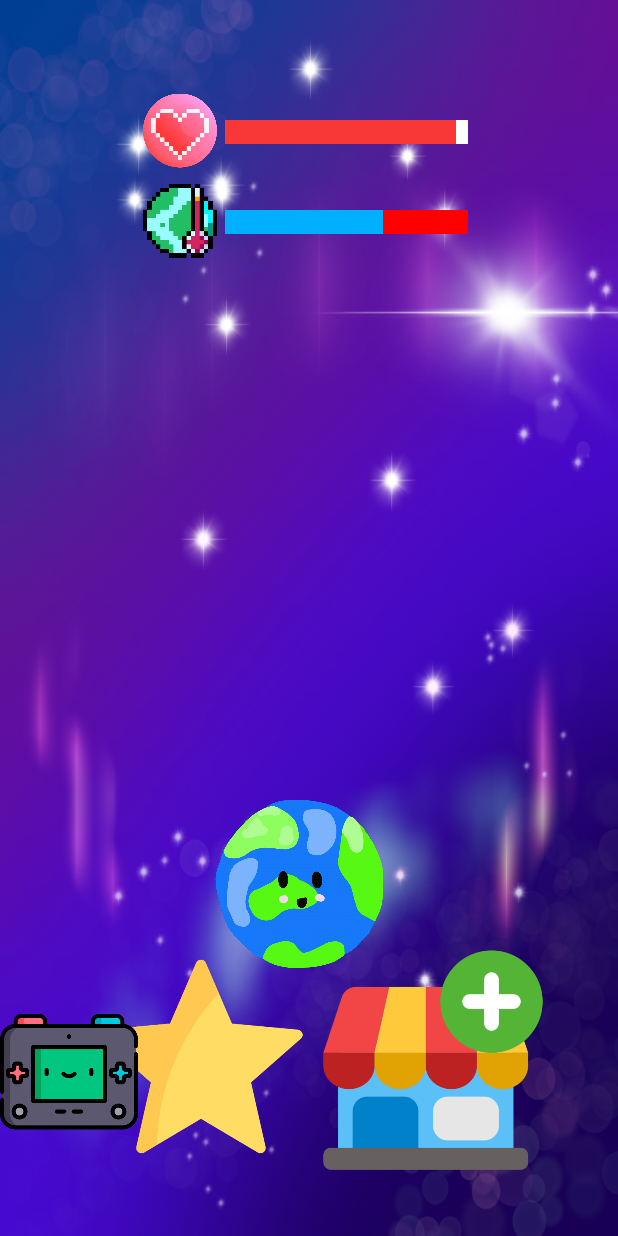
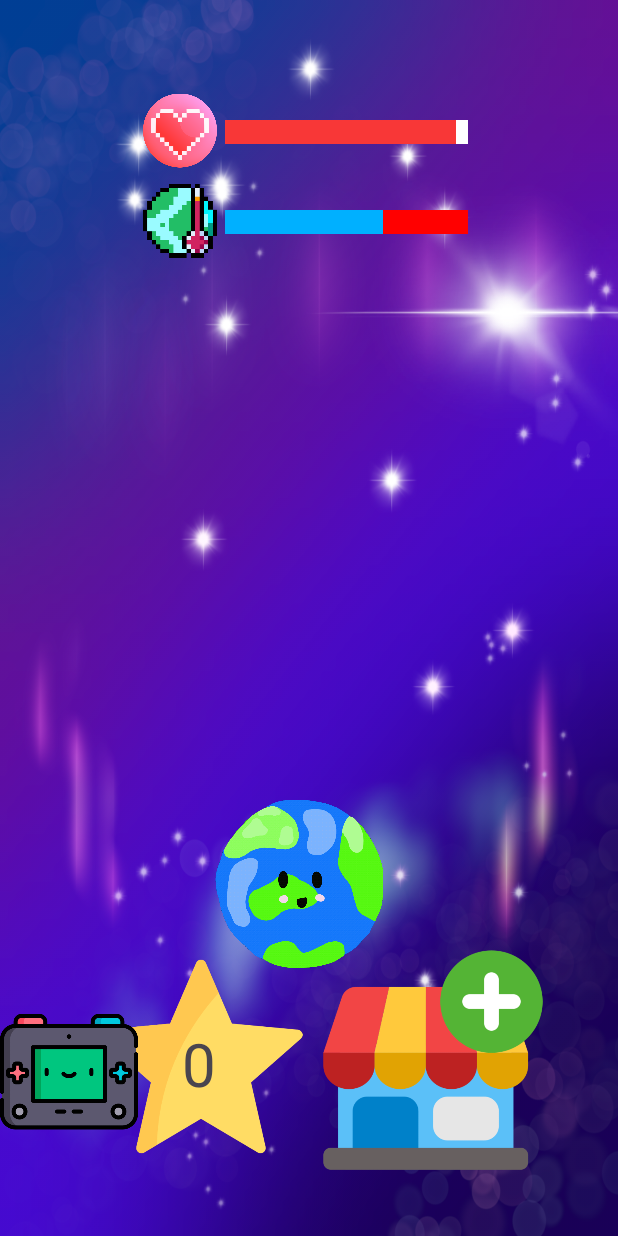
Before and after one commit to PatrickStarkmann/PlanetTamagotchi, an Android app: the screen it shows after launch (MainActivity), on a phone screen of 412 x 824 dp. Run offline under Robolectric (Android 15) with nearby library versions, the phone set to English and light mode, and no system bars; Roboto replaces fonts that are not available here.

Commit message:
25.5 Stern Counter, resetet allerdings noch nachdem man den shop öffnet :/

```diff
--- a/app/src/main/java/com/example/planettamagotchi/MainActivity.java
+++ b/app/src/main/java/com/example/planettamagotchi/MainActivity.java
@@ -5,6 +5,7 @@ import android.os.Bundle;
 import android.view.View;
 import android.widget.ImageView;
 import android.widget.ProgressBar;
+import android.widget.TextView;
 
 import androidx.activity.EdgeToEdge;
 import androidx.appcompat.app.AppCompatActivity;
@@ -12,12 +13,19 @@ import androidx.core.graphics.Insets;
 import androidx.core.view.ViewCompat;
 import androidx.core.view.WindowInsetsCompat;
 
+import java.text.BreakIterator;
+
 public class MainActivity extends AppCompatActivity {
+    public TextView sternCounter;
     // private ProgressBar progressBar;
     private HealthBar healthBar;
     private Klima klima;
     // Oli Shop
     private ImageView shopImageView;
+
+    //zum speichern des Stern Wertes
+    private int sternCount = 0;
+
     @Override
     protected void onCreate(Bundle savedInstanceState) {
         super.onCreate(savedInstanceState);
@@ -30,10 +38,10 @@ public class MainActivity extends AppCompatActivity {
         });
 
 
-        // Stern im Hintergrund erstellen, VORLÄUFIG. RandomTimer zum einfügen folgt.
+        // Julian: Stern im Hintergrund erstellen, VORLÄUFIG. RandomTimer zum einfügen folgt.
         Stern stern = new Stern(this, findViewById(R.id.zaehler));
-        // Erstelle eine Instanz der Stern-Klasse,
-        // layout als parameter wird erst noch gesucht
+        sternCounter = findViewById(R.id.SternCounter);
+
 
         // Healthbar von Anthony :
         ProgressBar progressBar = findViewById(R.id.progressBar);
@@ -58,4 +66,11 @@ public class MainActivity extends AppCompatActivity {
             }
         });
     }
+
+    //Julian: SternCounter hochzählen
+    public void incrementCount() {
+        sternCount++;
+        sternCounter.setText(String.valueOf(sternCount));
+    }
+
 }
--- a/app/src/main/java/com/example/planettamagotchi/Stern.java
+++ b/app/src/main/java/com/example/planettamagotchi/Stern.java
@@ -3,6 +3,7 @@ package com.example.planettamagotchi;
 import android.content.Context;
 import android.graphics.Bitmap;
 import android.graphics.BitmapFactory;
+import android.view.View;
 import android.widget.ImageView;
 import android.widget.RelativeLayout;
 import java.util.Random;
@@ -16,14 +17,17 @@ public class Stern {
     private Random random;
     private ImageView imageView;
     private Handler handler;
+    private MainActivity mainActivity;
 
     //Konstruktor
-    public Stern(Context _context, RelativeLayout _layout){
-        this.setImageView(_context);
-        this.bitmap = BitmapFactory.decodeResource(_context.getResources(),R.drawable.small_star);
+    public Stern(MainActivity _mainActivity, RelativeLayout _layout){
+        this.mainActivity = _mainActivity;
+        this.setImageView(_mainActivity);
+        this.bitmap = BitmapFactory.decodeResource(_mainActivity.getResources(),R.drawable.small_star);
         this.random = new Random();
         this.randomPosition();
         this.bitmapToImageView(_layout);
+        this.setOnClickListener(_layout);
         this.scheduleRemoval(_layout);
     }
 
@@ -69,5 +73,19 @@ public class Stern {
         }, 5000); // 5000 Millisekunden = 5 Sekunden
     }
 
+    /** setOnClickListener
+     * fügt einen OnClickListener hinzu, der auf Klickereignisse reagiert
+     * @param layout = das layout, in dem der Stern angezeigt wird
+     */
+    private void setOnClickListener(final RelativeLayout layout) {
+        imageView.setOnClickListener(new View.OnClickListener() {
+            @Override
+            public void onClick(View v) {
+                mainActivity.incrementCount();
+                layout.removeView(imageView);
+                handler.removeCallbacksAndMessages(null); // Entfernt alle geplanten Callbacks
+            }
+        });
+    }
 
 }
--- a/app/src/main/res/layout/activity_main.xml
+++ b/app/src/main/res/layout/activity_main.xml
@@ -103,5 +103,18 @@
         android:layout_height="54dp"
         app:srcCompat="@drawable/leben" />
 
+    <TextView
+        android:id="@+id/SternCounter"
+        android:layout_width="74dp"
+        android:layout_height="52dp"
+        android:layout_alignParentStart="true"
+        android:layout_alignParentBottom="true"
+        android:layout_marginStart="121dp"
+        android:layout_marginTop="1138dp"
+        android:layout_marginEnd="125dp"
+        android:layout_marginBottom="90dp"
+        android:text="0"
+        android:textSize="40sp" />
+
 
 </RelativeLayout>
```
